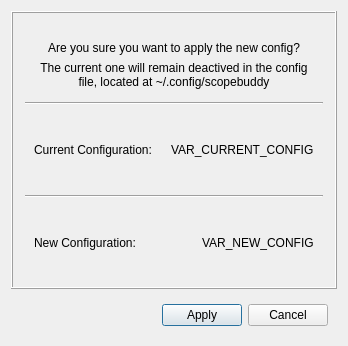
Qt form src/apply_confirmation.ui (rfrench3/scopebuddy-gui) before a commit.
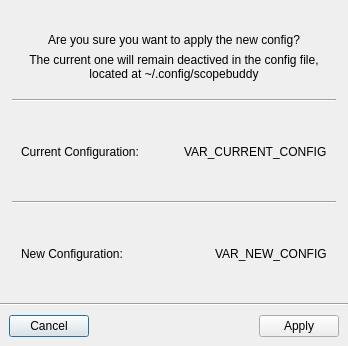
The same form after that commit.

Commit message: some window logic and ui updates

```diff
--- a/src/apply_confirmation.ui
+++ b/src/apply_confirmation.ui
@@ -20,6 +20,21 @@
    <bool>true</bool>
   </property>
   <layout class="QVBoxLayout" name="verticalLayout">
+   <property name="spacing">
+    <number>0</number>
+   </property>
+   <property name="leftMargin">
+    <number>0</number>
+   </property>
+   <property name="topMargin">
+    <number>0</number>
+   </property>
+   <property name="rightMargin">
+    <number>0</number>
+   </property>
+   <property name="bottomMargin">
+    <number>0</number>
+   </property>
    <item>
     <widget class="QFrame" name="frame_2">
      <property name="sizePolicy">
@@ -29,7 +44,7 @@
       </sizepolicy>
      </property>
      <property name="frameShape">
-      <enum>QFrame::Shape::Box</enum>
+      <enum>QFrame::Shape::NoFrame</enum>
      </property>
      <property name="frameShadow">
       <enum>QFrame::Shadow::Raised</enum>
@@ -189,6 +204,13 @@
      </layout>
     </widget>
    </item>
+   <item>
+    <widget class="Line" name="line_3">
+     <property name="orientation">
+      <enum>Qt::Orientation::Horizontal</enum>
+     </property>
+    </widget>
+   </item>
    <item>
     <widget class="QFrame" name="frame">
      <property name="frameShape">
@@ -198,6 +220,13 @@
       <enum>QFrame::Shadow::Plain</enum>
      </property>
      <layout class="QHBoxLayout" name="horizontalLayout">
+      <item>
+       <widget class="QPushButton" name="pushButton_Cancel">
+        <property name="text">
+         <string>Cancel</string>
+        </property>
+       </widget>
+      </item>
       <item>
        <spacer name="horizontalSpacer">
         <property name="orientation">
@@ -218,13 +247,6 @@
         </property>
        </widget>
       </item>
-      <item>
-       <widget class="QPushButton" name="pushButton_Cancel">
-        <property name="text">
-         <string>Cancel</string>
-        </property>
-       </widget>
-      </item>
      </layout>
     </widget>
    </item>
```
The commit also changes 3 other files.
